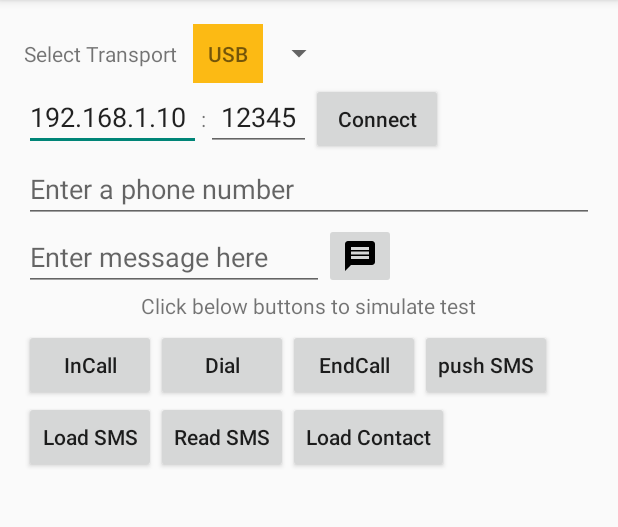
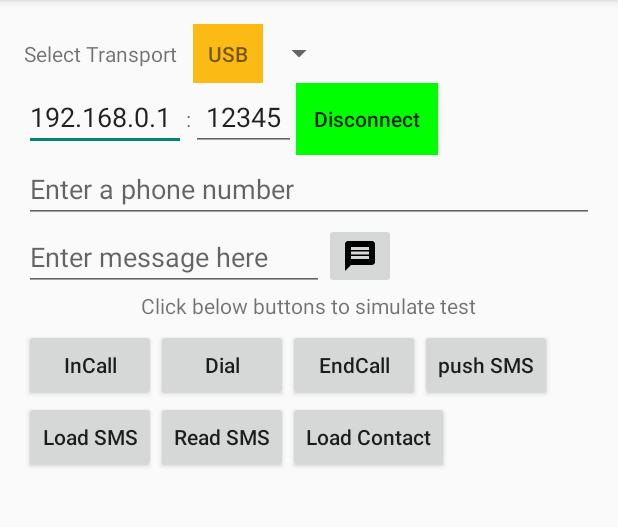
Before and after one commit to giangtqh/hellosdl2w_5.0.0, an Android app: the screen it shows after launch (MainActivity), after a tap on "Connect", on a phone screen of 412 x 824 dp, the part 84-611 px from its top. Run offline under Robolectric (Android 15) with nearby library versions, the phone set to English and light mode, and no system bars.

Commit message:
Set connect status, change default IP address
Signed-off-by: GiangTran <giangtqh@gmail.com>

```diff
--- a/app/src/main/java/com/example/hellosdl2w/MainActivity.java
+++ b/app/src/main/java/com/example/hellosdl2w/MainActivity.java
@@ -8,6 +8,7 @@ import android.content.Context;
 import android.content.Intent;
 import android.content.pm.PackageManager;
 import android.database.Cursor;
+import android.graphics.Color;
 import android.net.Uri;
 import android.os.Bundle;
 import android.provider.ContactsContract;
@@ -52,6 +53,8 @@ public class MainActivity extends AppCompatActivity {
     public ListView list;
     private static final int PERMISSION_ALL = 50;
     public static boolean isContactPermissionGranted = false;
+
+    private static boolean isServiceStarted = false;
 
     private String[] TRANSPORTS = {
             "USB",
@@ -113,10 +116,19 @@ public class MainActivity extends AppCompatActivity {
                 // Code here executes on main thread after user presses button
                 Log.d(TAG, "Address: " + eAddress.getText());
                 Log.d(TAG, "Port: " + ePort.getText());
-                proxyIntent.putExtra(SELECT_TRANSPORT, selectedTransportIndex);
-                proxyIntent.putExtra(ADDRESS, eAddress.getText().toString());
-                proxyIntent.putExtra(PORT, Integer.parseInt(ePort.getText().toString()));
-                startService(proxyIntent);
+                isServiceStarted = !isServiceStarted;
+                if (isServiceStarted) {
+                    proxyIntent.putExtra(SELECT_TRANSPORT, selectedTransportIndex);
+                    proxyIntent.putExtra(ADDRESS, eAddress.getText().toString());
+                    proxyIntent.putExtra(PORT, Integer.parseInt(ePort.getText().toString()));
+                    startService(proxyIntent);
+                    button.setBackgroundColor(Color.GREEN);
+                    button.setText("Disconnect");
+                } else {
+                    button.setText("Connect");
+                    button.setBackgroundColor(Color.GRAY);
+                    stopService(proxyIntent);
+                }
             }
         });
 
--- a/app/src/main/res/layout/activity_main.xml
+++ b/app/src/main/res/layout/activity_main.xml
@@ -29,7 +29,7 @@
         android:layout_height="wrap_content">
         <EditText
             android:id="@+id/editIP"
-            android:text="192.168.1.10"
+            android:text="192.168.0.1"
             android:paddingRight="10dp"
             android:layout_width="wrap_content"
             android:layout_height="wrap_content" />
```
